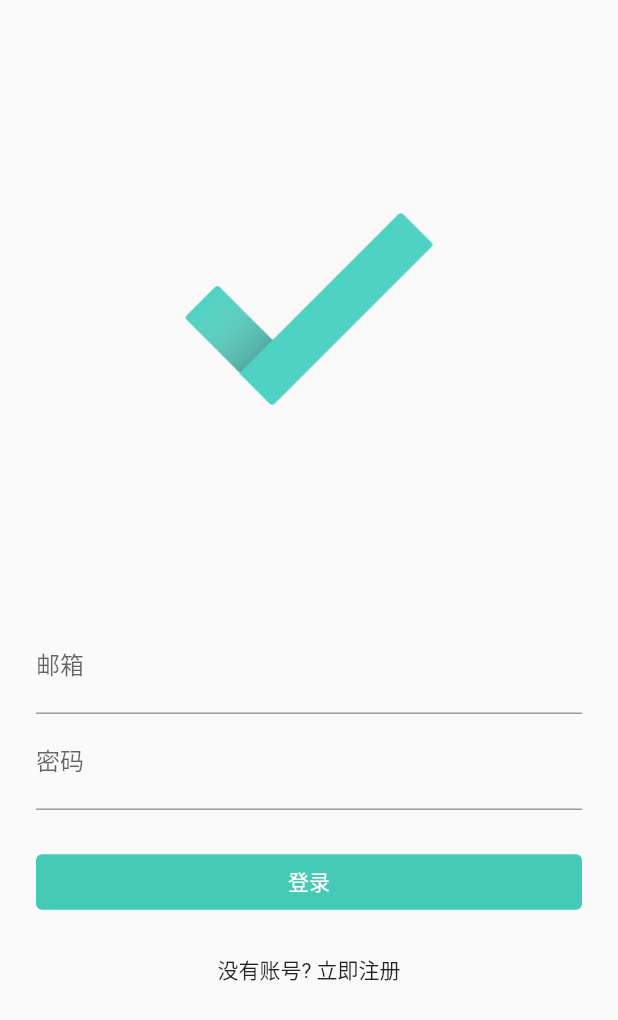
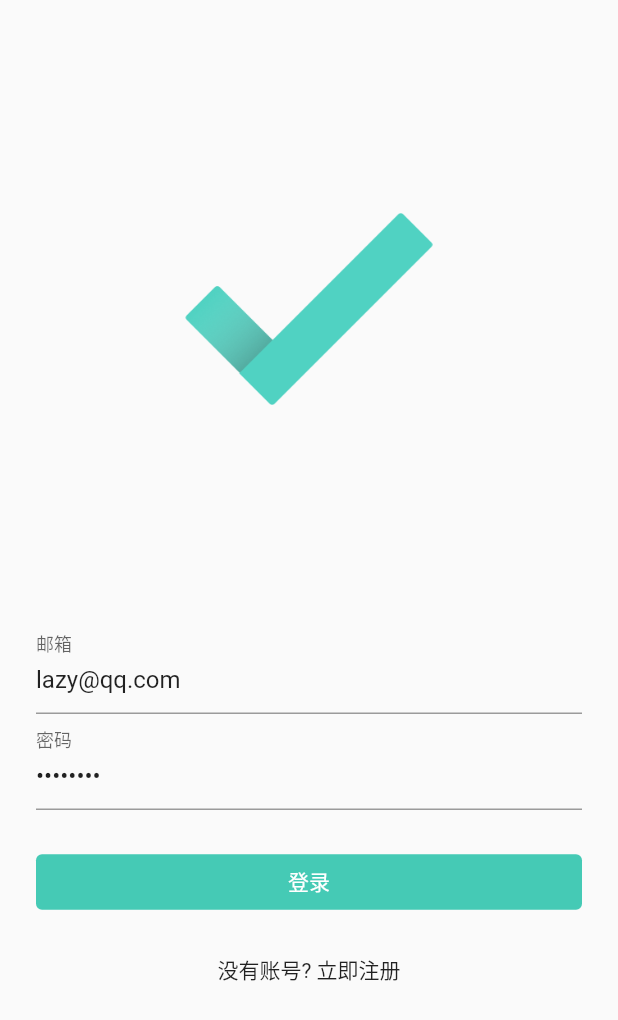
Before and after one commit to flutter-org/todo, a Flutter app: the screen it shows after launch, on a phone screen of 412 x 824 dp. Shown: the top 1020 px of the screen. Run offline on Flutter 3.47's test engine with Material 2 defaults, Android fonts, the phone set to English and light mode, and no system bars; our stand-ins replace connectivity, image_picker, table_calendar, webview_flutter; missing offline and left inert: connectivity_for_web, image_picker_for_web, mock_data.

Commit message:
修复请求headers

```diff
--- a/lib/model/network_client.dart
+++ b/lib/model/network_client.dart
@@ -3,7 +3,7 @@ import 'dart:io';
 
 import 'package:http/http.dart';
 
-const Map<String, String> commonHeaders = {'Content-Type': 'application-json'};
+const Map<String, String> commonHeaders = {'Content-Type': 'application/json'};
 final String baseUrl = Platform.isAndroid ? 'http://10.0.2.2:8989' : 'http://localhost:8989';
 
 class NetworkClient {
--- a/lib/pages/login.dart
+++ b/lib/pages/login.dart
@@ -27,6 +27,11 @@ class _LoginPageState extends State<LoginPage> with SingleTickerProviderStateMix
     super.initState();
     canLogin = true;
     useHero = true;
+    // _emailController.text = 'foo@qq.com';
+    // _passwordController.text = 'foobar';
+    // 3秒后再返回信息
+    _emailController.text = 'lazy@qq.com';
+    _passwordController.text = 'lazylazy';
 
     _animationController = AnimationController(
       vsync: this,
```
